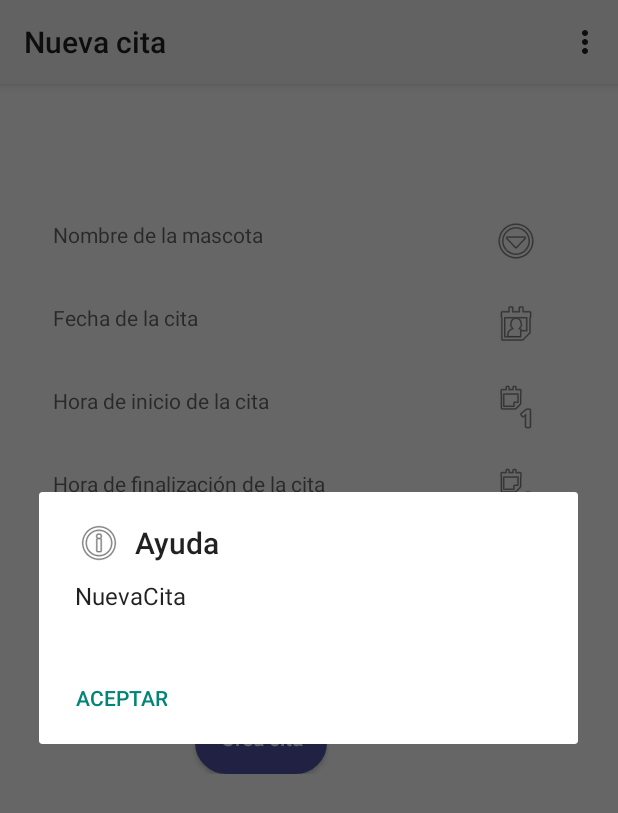
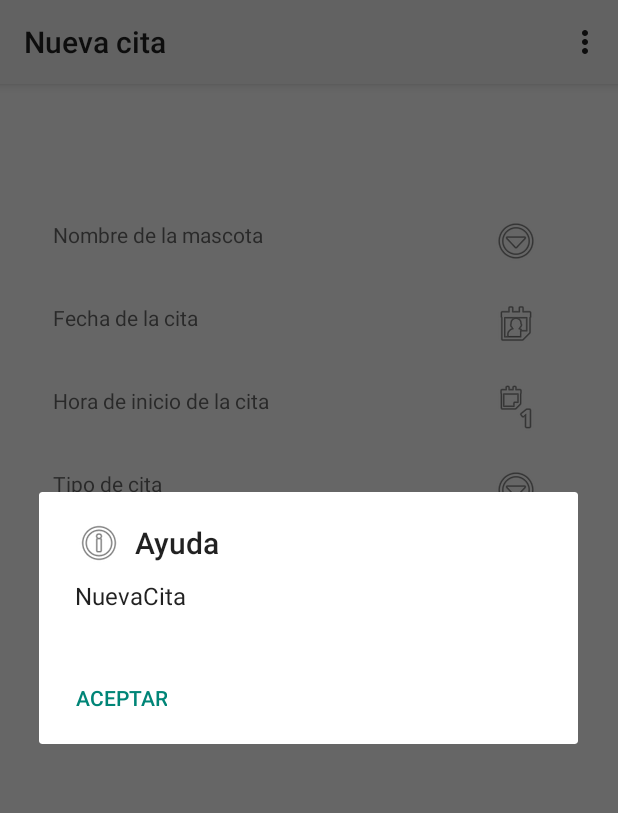
Before and after one commit to edum17/Pet-Agenda, an Android app: the fragment NuevaCita shown on its own in the app's theme, in the options menu, after a tap on "Ayuda", on a phone screen of 412 x 824 dp. Shown: the top 813 px of the screen. Run offline under Robolectric (Android 15) with nearby library versions, the phone set to English and light mode, and no system bars.

Commit message:
Eliminado horaFinCita

```diff
--- a/ControlMascotas/app/src/main/java/com/example/german/controlmascotas/ConsultarMascota.java
+++ b/ControlMascotas/app/src/main/java/com/example/german/controlmascotas/ConsultarMascota.java
@@ -171,7 +171,10 @@ public class ConsultarMascota extends FragmentActivity {
         //System.out.println("*************************** Path: " + mascotaOrg.getPath());
 
 
-        if(Path.equals("default")) imagenMascotaCM.setBackgroundResource(R.mipmap.img_def_00);
+        if(Path.equals("default")) {
+            Bitmap bitmap = BitmapFactory.decodeResource(context.getResources(),R.mipmap.img_def_00);
+            imagenMascotaCM.setImageBitmap(bitmap);
+        }
         else {
             Bitmap bitmap;
             bitmap = BitmapFactory.decodeFile(Path);
--- a/ControlMascotas/app/src/main/java/com/example/german/controlmascotas/DBHelper.java
+++ b/ControlMascotas/app/src/main/java/com/example/german/controlmascotas/DBHelper.java
@@ -36,7 +36,6 @@ public class DBHelper extends SQLiteOpenHelper {
     public static final String CN_AnyC = "_anyC";
     public static final String CN_FechaFiltro = "_fechaFil";
     public static final String CN_HoraIniC = "_horaIni";
-    public static final String CN_HoraFinC = "_horaFin";
     public static final String CN_TipoC = "_tipoC";
 
     //Tabla TipoCita
@@ -67,7 +66,6 @@ public class DBHelper extends SQLiteOpenHelper {
             CN_AnyC + " INTEGER NOT NULL, " +
             CN_FechaFiltro + " TEXT NOT NULL, " +
             CN_HoraIniC + " TEXT NOT NULL, " +
-            CN_HoraFinC + " TEXT NOT NULL, " +
             CN_TipoC + " TEXT NOT NULL, " +
             "PRIMARY KEY (" + CN_idMC + "," + CN_FechaC + "," + CN_HoraIniC + "), " +
             "FOREIGN KEY (" + CN_idMC + ") REFERENCES " + TABLA_MASCOTAS + " (" + CN_idMC + "), " +
@@ -162,7 +160,6 @@ public class DBHelper extends SQLiteOpenHelper {
         cita.put(CN_AnyC, 2016);
         cita.put(CN_FechaFiltro, "2016-06-06");
         cita.put(CN_HoraIniC, "08:00");
-        cita.put(CN_HoraFinC, "09:00");
         cita.put(CN_TipoC, "Vacunación");
         db.insert(TABLA_CITA, null, cita);
 
@@ -175,7 +172,6 @@ public class DBHelper extends SQLiteOpenHelper {
         cita.put(CN_AnyC, 2016);
         cita.put(CN_FechaFiltro, "2016-06-09");
         cita.put(CN_HoraIniC, "09:00");
-        cita.put(CN_HoraFinC, "09:30");
         cita.put(CN_TipoC, "Desparacitación");
         db.insert(TABLA_CITA, null, cita);
 
@@ -188,7 +184,6 @@ public class DBHelper extends SQLiteOpenHelper {
         cita.put(CN_AnyC, 2016);
         cita.put(CN_FechaFiltro, "2016-06-12");
         cita.put(CN_HoraIniC, "09:00");
-        cita.put(CN_HoraFinC, "09:30");
         cita.put(CN_TipoC,"Veterinario");
         db.insert(TABLA_CITA, null, cita);
 
@@ -201,7 +196,6 @@ public class DBHelper extends SQLiteOpenHelper {
         cita.put(CN_AnyC,2016);
         cita.put(CN_FechaFiltro, "2016-06-12");
         cita.put(CN_HoraIniC, "09:30");
-        cita.put(CN_HoraFinC, "10:00");
         cita.put(CN_TipoC,"Peluquería");
         db.insert(TABLA_CITA, null, cita);
 
@@ -214,7 +208,6 @@ public class DBHelper extends SQLiteOpenHelper {
         cita.put(CN_AnyC,2016);
         cita.put(CN_FechaFiltro, "2016-11-13");
         cita.put(CN_HoraIniC, "09:30");
-        cita.put(CN_HoraFinC, "10:00");
         cita.put(CN_TipoC,"Adiestrador");
         db.insert(TABLA_CITA, null, cita);
 
@@ -227,7 +220,6 @@ public class DBHelper extends SQLiteOpenHelper {
         cita.put(CN_AnyC,2016);
         cita.put(CN_FechaFiltro, "2016-06-15");
         cita.put(CN_HoraIniC, "07:00");
-        cita.put(CN_HoraFinC, "08:00");
         cita.put(CN_TipoC,"Adiestrador");
         db.insert(TABLA_CITA, null, cita);
     }
--- a/ControlMascotas/app/src/main/java/com/example/german/controlmascotas/ListViewAdapterCitaDia.java
+++ b/ControlMascotas/app/src/main/java/com/example/german/controlmascotas/ListViewAdapterCitaDia.java
@@ -53,18 +53,16 @@ public class ListViewAdapterCitaDia extends BaseAdapter {
 
     @Override
     public View getView(int position, View convertView, ViewGroup parent) {
-        TextView horaIni, horaFin,nomEvento;
+        TextView horaIni, nomEvento;
 
         inflater = (LayoutInflater) context.getSystemService(Context.LAYOUT_INFLATER_SERVICE);
 
         View itemView = inflater.inflate(R.layout.formato_fila_eventos_dia,parent,false);
 
         horaIni =  (TextView) itemView.findViewById(R.id.fila_evento_horaIni);
-        horaFin =  (TextView) itemView.findViewById(R.id.fila_evento_horaFin);
         nomEvento = (TextView) itemView.findViewById(R.id.fila_evento_evento);
 
         horaIni.setText(cita.get(position).getHoraIni());
-        horaFin.setText(cita.get(position).getHoraFin());
         nomEvento.setText(cita.get(position).getNomMascotaTipoE());
 
         return itemView;
--- a/ControlMascotas/app/src/main/java/com/example/german/controlmascotas/ListViewAdapterCitasMascota.java
+++ b/ControlMascotas/app/src/main/java/com/example/german/controlmascotas/ListViewAdapterCitasMascota.java
@@ -54,7 +54,7 @@ public class ListViewAdapterCitasMascota extends BaseAdapter {
 
     @Override
     public View getView(int position, View convertView, ViewGroup parent) {
-        TextView fechaNac, txtHoraIni, txtSepadorCM,txtHoraFin, txtTipoCitaCM;
+        TextView fechaNac, txtHoraIni, txtTipoCitaCM;
 
         inflater = (LayoutInflater) context.getSystemService(Context.LAYOUT_INFLATER_SERVICE);
 
@@ -62,14 +62,10 @@ public class ListViewAdapterCitasMascota extends BaseAdapter {
 
         fechaNac = (TextView) itemView.findViewById(R.id.fila_cita_fechaCM);
         txtHoraIni = (TextView) itemView.findViewById(R.id.fila_cita_horaIniCM);
-        txtSepadorCM = (TextView) itemView.findViewById(R.id.fila_cita_separadorCM);
-        txtHoraFin = (TextView) itemView.findViewById(R.id.fila_cita_horaFinCM);
         txtTipoCitaCM = (TextView) itemView.findViewById(R.id.fila_cita_tipoCitaCM);
 
         fechaNac.setText(citas.get(position).getFecha());
         txtHoraIni.setText(citas.get(position).getHoraIni());
-        txtSepadorCM.setText("-");
-        txtHoraFin.setText(citas.get(position).getHoraFin());
         txtTipoCitaCM.setText(citas.get(position).getTipo());
 
         return itemView;
--- a/ControlMascotas/app/src/main/java/com/example/german/controlmascotas/ListViewAdapterMascotas.java
+++ b/ControlMascotas/app/src/main/java/com/example/german/controlmascotas/ListViewAdapterMascotas.java
@@ -85,8 +85,7 @@ public class ListViewAdapterMascotas extends BaseAdapter {
         //System.out.println("*************************** dir: " + dir);
         //System.out.println("*************************** dir.equals(default): " + dir.equals("default"));
         if(dir.equals("default")) {
-            Bitmap bitmap = BitmapFactory.decodeResource(context.getResources(),
-                    R.mipmap.img_def_00);
+            Bitmap bitmap = BitmapFactory.decodeResource(context.getResources(),R.mipmap.img_def_00);
             //imgImagen.setBackgroundResource(R.mipmap.img_def_00);
             imgImagen.setImageBitmap(bitmap);
         }
--- a/ControlMascotas/app/src/main/java/com/example/german/controlmascotas/NuevaCita.java
+++ b/ControlMascotas/app/src/main/java/com/example/german/controlmascotas/NuevaCita.java
@@ -46,8 +46,8 @@ public class NuevaCita extends Fragment{
 
     View rootView;
 
-    TextView nombre, fechaC, horaIni, horaFin, tipoC;
-    ImageButton nombresM,fecha, horaI, horaF, tiposC;
+    TextView nombre, fechaC, horaIni, tipoC;
+    ImageButton nombresM,fecha, horaI, tiposC;
     Button butCrear;
     String fechaFiltro;
     private CharSequence mTitle;
@@ -68,7 +68,6 @@ public class NuevaCita extends Fragment{
         nombre = (TextView) rootView.findViewById(R.id.textViewNombreM);
         fechaC = (TextView) rootView.findViewById(R.id.textViewFechaCita);
         horaIni = (TextView) rootView.findViewById(R.id.textViewHoraIni);
-        horaFin = (TextView) rootView.findViewById(R.id.textViewHoraFin);
         tipoC = (TextView) rootView.findViewById(R.id.textViewTipoE);
 
         //Buttons
@@ -93,14 +92,6 @@ public class NuevaCita extends Fragment{
             @Override
             public void onClick(View v) {
                 anadirHoraIni();
-            }
-        });
-
-        horaF = (ImageButton) rootView.findViewById(R.id.butHoraFin);
-        horaF.setOnClickListener(new View.OnClickListener() {
-            @Override
-            public void onClick(View v) {
-                anadirHoraFin();
             }
         });
 
@@ -254,26 +245,6 @@ public class NuevaCita extends Fragment{
         mTimePicker.show();
     }
 
-    public void anadirHoraFin() {
-        final Calendar c = Calendar.getInstance();
-        int hour = c.get(Calendar.HOUR_OF_DAY);
-        int minute = c.get(Calendar.MINUTE);
-
-        TimePickerDialog mTimePicker = new TimePickerDialog(context, new TimePickerDialog.OnTimeSetListener() {
-            @Override
-            public void onTimeSet(TimePicker view, int hourOfDay, int minute) {
-                String hora = "";
-                if (hourOfDay < 10) hora += "0" + hourOfDay + ":";
-                else hora += hourOfDay + ":";
-                if (minute < 10) hora += "0" + minute;
-                else hora += minute;
-                TextView textViewHoraI = (TextView) rootView.findViewById(R.id.textViewHoraFin);
-                textViewHoraI.setText(hora);
-            }
-        },hour,minute,false);
-        mTimePicker.show();
-    }
-
     public void anadirTipoCita() {
         final ArrayList<String> tipoM = dbconeccion.listarTiposCitas();
 
@@ -354,7 +325,6 @@ public class NuevaCita extends Fragment{
         e.setAnyC(getAny(fechaC.getText().toString()));
         e.setFechaFiltro(fechaFiltro);
         e.setHoraIni(horaIni.getText().toString());
-        e.setHoraFin(horaFin.getText().toString());
         e.setTipo(tipoC.getText().toString());
 
         //Generamos la notificacion
--- a/ControlMascotas/app/src/main/res/layout/lay_nueva_cita.xml
+++ b/ControlMascotas/app/src/main/res/layout/lay_nueva_cita.xml
@@ -91,33 +91,6 @@
             android:onClick=""/>
     </LinearLayout>
 
-    <!--Mostramos la hora de finalizacion de la cita -->
-    <LinearLayout
-        android:layout_width="fill_parent"
-        android:layout_height="wrap_content"
-        android:orientation="horizontal"
-        android:weightSum="1">
-
-        <TextView
-            android:layout_width="255dp"
-            android:layout_height="27dp"
-            android:id="@+id/textViewHoraFin"
-            android:hint="Hora de finalización de la cita"
-            android:layout_marginTop="25dp"
-            android:layout_marginLeft="35dp"
-            android:textColor="@color/Negro"
-            android:inputType="time"
-            android:layout_weight="0.42" />
-
-        <ImageButton
-            android:layout_width="wrap_content"
-            android:layout_height="wrap_content"
-            android:id="@+id/butHoraFin"
-            android:layout_marginTop="23dp"
-            android:background="@android:drawable/ic_menu_day"
-            android:onClick=""/>
-    </LinearLayout>
-
     <!--Mostramos el tipo de cita de la cita -->
     <LinearLayout
         android:layout_width="fill_parent"
```
Also changed, not shown: ControlMascotas/app/src/main/java/com/example/german/controlmascotas/Cita.java (+0 -9 lines), ControlMascotas/app/src/main/java/com/example/german/controlmascotas/ConsultarCita.java (+2 -48 lines), ControlMascotas/app/src/main/java/com/example/german/controlmascotas/SQLControlador.java (+3 -8 lines), ControlMascotas/app/src/main/res/layout/formato_fila_citas_mascota.xml (+0 -18 lines), ControlMascotas/app/src/main/res/layout/formato_fila_eventos_dia.xml (+0 -18 lines), ControlMascotas/app/src/main/res/layout/lay_consultar_cita.xml (+0 -27 lines).
